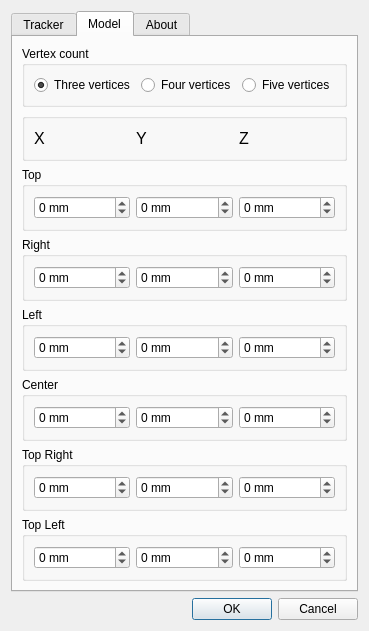
opentrack/opentrack, file tracker-easy/tracker-easy-settings.ui: the form before one commit.
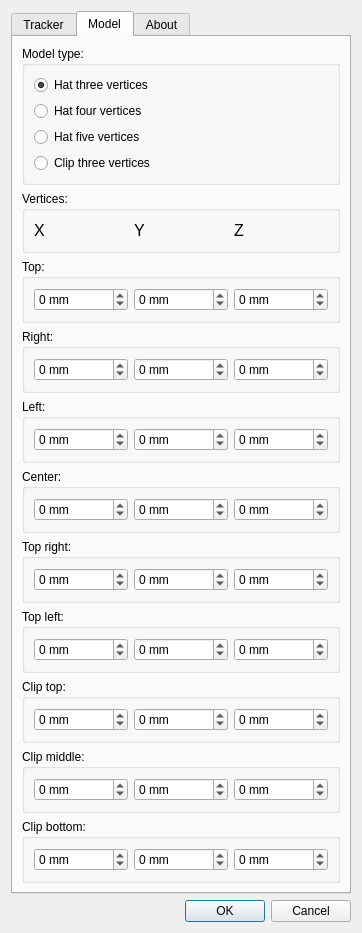
The form after the commit. The open tabs and pages were chosen to show the change. Icons and pictures are not drawn.

Commit message: tracker/easy: Adding support for Clip models where three vertices are arranged from top to bottom. Close #1145

The edit to the form file:
```diff
--- a/tracker-easy/tracker-easy-settings.ui
+++ b/tracker-easy/tracker-easy-settings.ui
@@ -9,8 +9,8 @@
    <rect>
     <x>0</x>
     <y>0</y>
-    <width>465</width>
-    <height>764</height>
+    <width>328</width>
+    <height>923</height>
    </rect>
   </property>
   <property name="sizePolicy">
@@ -32,24 +32,8 @@
   <property name="autoFillBackground">
    <bool>false</bool>
   </property>
-  <layout class="QGridLayout" name="gridLayout_9">
-   <property name="sizeConstraint">
-    <enum>QLayout::SetFixedSize</enum>
-   </property>
-   <item row="7" column="0">
-    <widget class="QDialogButtonBox" name="buttonBox">
-     <property name="sizePolicy">
-      <sizepolicy hsizetype="Preferred" vsizetype="Maximum">
-       <horstretch>0</horstretch>
-       <verstretch>0</verstretch>
-      </sizepolicy>
-     </property>
-     <property name="standardButtons">
-      <set>QDialogButtonBox::Cancel|QDialogButtonBox::Ok</set>
-     </property>
-    </widget>
-   </item>
-   <item row="0" column="0">
+  <layout class="QVBoxLayout" name="verticalLayout_3">
+   <item alignment="Qt::AlignTop">
     <widget class="QTabWidget" name="tabWidget">
      <property name="sizePolicy">
       <sizepolicy hsizetype="Preferred" vsizetype="Maximum">
@@ -548,13 +532,13 @@
        <item>
         <widget class="QGroupBox" name="groupBoxCustomModelType">
          <property name="title">
-          <string>Vertex count</string>
+          <string>Model type:</string>
          </property>
-         <layout class="QHBoxLayout" name="horizontalLayout">
+         <layout class="QVBoxLayout" name="verticalLayout_4">
           <item>
            <widget class="QRadioButton" name="iRadioButtonCustomModelThree">
             <property name="text">
-             <string>Three vertices</string>
+             <string>Hat three vertices</string>
             </property>
             <property name="checked">
              <bool>true</bool>
@@ -564,14 +548,21 @@
           <item>
            <widget class="QRadioButton" name="iRadioButtonCustomModelFour">
             <property name="text">
-             <string>Four vertices</string>
+             <string>Hat four vertices</string>
             </property>
            </widget>
           </item>
           <item>
            <widget class="QRadioButton" name="iRadioButtonCustomModelFive">
             <property name="text">
-             <string>Five vertices</string>
+             <string>Hat five vertices</string>
+            </property>
+           </widget>
+          </item>
+          <item>
+           <widget class="QRadioButton" name="iRadioButtonClipModelThree">
+            <property name="text">
+             <string>Clip three vertices</string>
             </property>
            </widget>
           </item>
@@ -581,7 +572,7 @@
        <item>
         <widget class="QGroupBox" name="groupBox">
          <property name="title">
-          <string/>
+          <string>Vertices: </string>
          </property>
          <property name="flat">
           <bool>false</bool>
@@ -614,7 +605,7 @@
        <item>
         <widget class="QGroupBox" name="iGroupBoxTop">
          <property name="title">
-          <string>Top</string>
+          <string>Top:</string>
          </property>
          <layout class="QHBoxLayout" name="horizontalLayout_2">
           <property name="topMargin">
@@ -665,7 +656,7 @@
        <item>
         <widget class="QGroupBox" name="iGroupBoxRight">
          <property name="title">
-          <string>Right</string>
+          <string>Right:</string>
          </property>
          <layout class="QHBoxLayout" name="horizontalLayout_3">
           <item>
@@ -713,7 +704,7 @@
        <item>
         <widget class="QGroupBox" name="iGroupBoxLeft">
          <property name="title">
-          <string>Left</string>
+          <string>Left:</string>
          </property>
          <layout class="QHBoxLayout" name="horizontalLayout_4">
           <item>
@@ -761,7 +752,7 @@
        <item>
         <widget class="QGroupBox" name="iGroupBoxCenter">
          <property name="title">
-          <string>Center</string>
+          <string>Center:</string>
          </property>
          <layout class="QHBoxLayout" name="horizontalLayout_5">
           <item>
@@ -809,7 +800,7 @@
        <item>
         <widget class="QGroupBox" name="iGroupBoxTopRight">
          <property name="title">
-          <string>Top Right</string>
+          <string>Top right:</string>
          </property>
          <layout class="QHBoxLayout" name="horizontalLayout_6">
           <item>
@@ -857,7 +848,7 @@
        <item>
         <widget class="QGroupBox" name="iGroupBoxTopLeft">
          <property name="title">
-          <string>Top Left</string>
+          <string>Top left:</string>
          </property>
          <layout class="QHBoxLayout" name="horizontalLayout_7">
           <item>
@@ -902,6 +893,159 @@
          </layout>
         </widget>
        </item>
+       <item>
+        <widget class="QGroupBox" name="iGroupBoxClipTop">
+         <property name="title">
+          <string>Clip top:</string>
+         </property>
+         <layout class="QHBoxLayout" name="horizontalLayout_10">
+          <property name="topMargin">
+           <number>9</number>
+          </property>
+          <item>
+           <widget class="QSpinBox" name="iSpinVertexClipTopX">
+            <property name="suffix">
+             <string> mm</string>
+            </property>
+            <property name="minimum">
+             <number>-65535</number>
+            </property>
+            <property name="maximum">
+             <number>65535</number>
+            </property>
+           </widget>
+          </item>
+          <item>
+           <widget class="QSpinBox" name="iSpinVertexClipTopY">
+            <property name="suffix">
+             <string> mm</string>
+            </property>
+            <property name="minimum">
+             <number>-65535</number>
+            </property>
+            <property name="maximum">
+             <number>65535</number>
+            </property>
+           </widget>
+          </item>
+          <item>
+           <widget class="QSpinBox" name="iSpinVertexClipTopZ">
+            <property name="suffix">
+             <string> mm</string>
+            </property>
+            <property name="minimum">
+             <number>-65535</number>
+            </property>
+            <property name="maximum">
+             <number>65535</number>
+            </property>
+           </widget>
+          </item>
+         </layout>
+        </widget>
+       </item>
+       <item>
+        <widget class="QGroupBox" name="iGroupBoxClipMiddle">
+         <property name="title">
+          <string>Clip middle:</string>
+         </property>
+         <layout class="QHBoxLayout" name="horizontalLayout_9">
+          <property name="topMargin">
+           <number>9</number>
+          </property>
+          <item>
+           <widget class="QSpinBox" name="iSpinVertexClipMiddleX">
+            <property name="suffix">
+             <string> mm</string>
+            </property>
+            <property name="minimum">
+             <number>-65535</number>
+            </property>
+            <property name="maximum">
+             <number>65535</number>
+            </property>
+           </widget>
+          </item>
+          <item>
+           <widget class="QSpinBox" name="iSpinVertexClipMiddleY">
+            <property name="suffix">
+             <string> mm</string>
+            </property>
+            <property name="minimum">
+             <number>-65535</number>
+            </property>
+            <property name="maximum">
+             <number>65535</number>
+            </property>
+           </widget>
+          </item>
+          <item>
+           <widget class="QSpinBox" name="iSpinVertexClipMiddleZ">
+            <property name="suffix">
+             <string> mm</string>
+            </property>
+            <property name="minimum">
+             <number>-65535</number>
+            </property>
+            <property name="maximum">
+             <number>65535</number>
+            </property>
+           </widget>
+          </item>
+         </layout>
+        </widget>
+       </item>
+       <item>
+        <widget class="QGroupBox" name="iGroupBoxClipBottom">
+         <property name="title">
+          <string>Clip bottom:</string>
+         </property>
+         <layout class="QHBoxLayout" name="horizontalLayout_11">
+          <property name="topMargin">
+           <number>9</number>
+          </property>
+          <item>
+           <widget class="QSpinBox" name="iSpinVertexClipBottomX">
+            <property name="suffix">
+             <string> mm</string>
+            </property>
+            <property name="minimum">
+             <number>-65535</number>
+            </property>
+            <property name="maximum">
+             <number>65535</number>
+            </property>
+           </widget>
+          </item>
+          <item>
+           <widget class="QSpinBox" name="iSpinVertexClipBottomY">
+            <property name="suffix">
+             <string> mm</string>
+            </property>
+            <property name="minimum">
+             <number>-65535</number>
+            </property>
+            <property name="maximum">
+             <number>65535</number>
+            </property>
+           </widget>
+          </item>
+          <item>
+           <widget class="QSpinBox" name="iSpinVertexClipBottomZ">
+            <property name="suffix">
+             <string> mm</string>
+            </property>
+            <property name="minimum">
+             <number>-65535</number>
+            </property>
+            <property name="maximum">
+             <number>65535</number>
+            </property>
+           </widget>
+          </item>
+         </layout>
+        </widget>
+       </item>
       </layout>
      </widget>
      <widget class="QWidget" name="tab_3">
@@ -939,6 +1083,19 @@
      </widget>
     </widget>
    </item>
+   <item alignment="Qt::AlignBottom">
+    <widget class="QDialogButtonBox" name="buttonBox">
+     <property name="sizePolicy">
+      <sizepolicy hsizetype="Preferred" vsizetype="Maximum">
+       <horstretch>0</horstretch>
+       <verstretch>0</verstretch>
+      </sizepolicy>
+     </property>
+     <property name="standardButtons">
+      <set>QDialogButtonBox::Cancel|QDialogButtonBox::Ok</set>
+     </property>
+    </widget>
+   </item>
   </layout>
  </widget>
  <tabstops>
```
Left out of the diff: 7 changed lines with no effect on the pictures. The commit also changes 9 other files.
